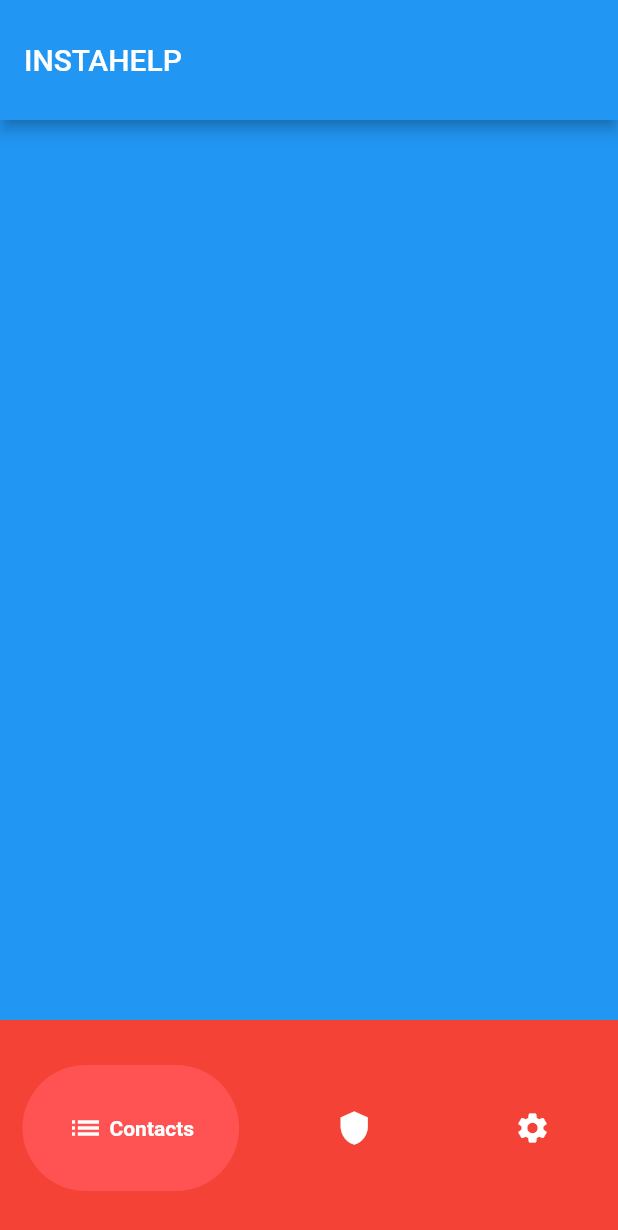
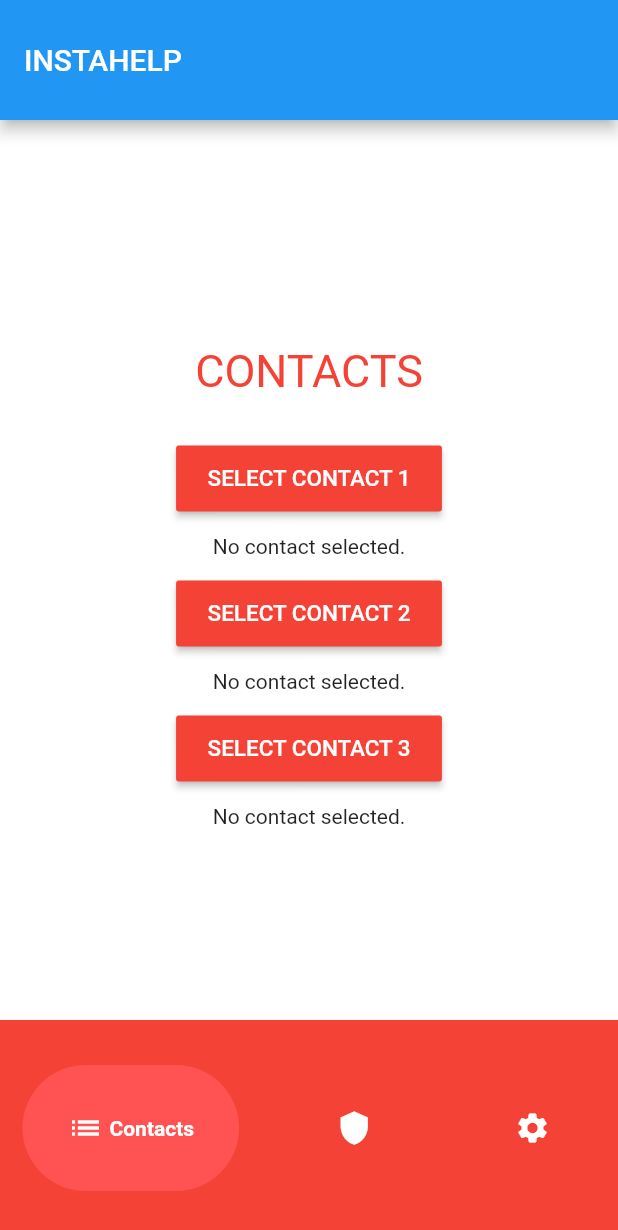
Before and after one commit to RobinSardja/InstaHelp, a Flutter app: the screen it shows after launch, on a phone screen of 412 x 824 dp. Shown: the top 1230 px of the screen. Run offline on Flutter 3.47's test engine with Material 2 defaults, Android fonts, the light colour scheme and no system bars; drawn by our look-alikes of google_nav_bar; our stand-ins replace flutter_native_contact_picker; missing offline and left inert: porcupine_flutter.

Commit message:
contacts frontend

```diff
--- a/lib/main.dart
+++ b/lib/main.dart
@@ -5,6 +5,7 @@ import 'dart:io';
 import 'package:porcupine_flutter/porcupine_error.dart';
 import 'package:porcupine_flutter/porcupine_manager.dart';
 import 'package:url_launcher/url_launcher.dart';
+import 'package:flutter_native_contact_picker/flutter_native_contact_picker.dart';
 
 void main() {
   runApp( const MaterialApp(home: MainApp() ) );
@@ -18,7 +19,12 @@ class MainApp extends StatefulWidget {
 }
 
 class _MainAppState extends State<MainApp> with TickerProviderStateMixin {
-
+  final FlutterContactPicker _contactPicker = new FlutterContactPicker();
+  Contact? _contact;
+  final FlutterContactPicker _contactPicker2 = new FlutterContactPicker();
+  Contact? _contact2;
+  final FlutterContactPicker _contactPicker3 = new FlutterContactPicker();
+  Contact? _contact3;
   // choose keyword based on current operating system
   final String platform = Platform.isAndroid ? "android" : "ios";
 
@@ -93,6 +99,7 @@ class _MainAppState extends State<MainApp> with TickerProviderStateMixin {
 
   // initialize wake word manager upon starting app
   @override void initState() {
+
     super.initState();
     createPorcupineManager();
     breathController = AnimationController(
@@ -141,7 +148,96 @@ class _MainAppState extends State<MainApp> with TickerProviderStateMixin {
               children: [
                 //CONTACTS
                 Container(
-                  color: Colors.blue,
+                color: Colors.white,
+                child:
+                Column(
+                  children: [
+                    Padding(
+                      padding: const EdgeInsets.fromLTRB(0, 150, 0, 0),
+                      child: Text(
+                        'CONTACTS',
+                        style: TextStyle(color: Colors.red,
+                          fontSize: 30,
+                        ),
+                      ),
+                    ),
+                    Padding(
+                      padding: const EdgeInsets.fromLTRB(0, 30, 0, 0),
+                      child: new Column(
+                        mainAxisSize: MainAxisSize.min,
+                        children:
+                        <Widget>[
+                          new MaterialButton(
+                            color: Colors.red,
+                            child: Padding(
+                              padding: const EdgeInsets.fromLTRB(5, 13, 5, 13),
+                              child: new Text("SELECT CONTACT 1",
+                                style: TextStyle(color: Colors.white,
+                                  fontSize: 15,
+                                ),),
+                            ),
+                            onPressed: () async {
+                              Contact? contact = await _contactPicker.selectContact();
+                              setState(() {
+                                _contact = contact;
+                              });
+                            },
+                          ),
+                          Padding(
+                            padding: const EdgeInsets.all(13.0),
+                            child: new Text(
+                              _contact == null ? 'No contact selected.' : _contact.toString(),
+                            ),
+                          ),
+                          new MaterialButton(
+                            color: Colors.red,
+                            child: Padding(
+                              padding: const EdgeInsets.fromLTRB(5, 13, 5, 13),
+                              child: new Text("SELECT CONTACT 2",
+                                style: TextStyle(color: Colors.white,
+                                  fontSize: 15,
+                                ),),
+                            ),
+                            onPressed: () async {
+                              Contact? contact = await _contactPicker2.selectContact();
+                              setState(() {
+                                _contact2 = contact;
+                              });
+                            },
+                          ),
+                          Padding(
+                            padding: const EdgeInsets.all(13.0),
+                            child: new Text(
+                              _contact2 == null ? 'No contact selected.' : _contact2.toString(),
+                            ),
+                          ),
+                          new MaterialButton(
+                            color: Colors.red,
+                            child: Padding(
+                              padding: const EdgeInsets.fromLTRB(5, 13, 5, 13),
+                              child: new Text("SELECT CONTACT 3",
+                                style: TextStyle(color: Colors.white,
+                                  fontSize: 15,
+                                ),),
+                            ),
+                            onPressed: () async {
+                              Contact? contact = await _contactPicker3.selectContact();
+                              setState(() {
+                                _contact3 = contact;
+                              });
+                            },
+                          ),
+                          Padding(
+                            padding: const EdgeInsets.all(13.0),
+                            child: new Text(
+                              _contact3 == null ? 'No contact selected.' : _contact3.toString(),
+                            ),
+                          ),
+                        ],
+                      ),
+                    ),
+                  ],
+                ),
                 ),
                 //CONTACTS
                 //MAIN SCREEN
@@ -262,7 +358,7 @@ class _MainAppState extends State<MainApp> with TickerProviderStateMixin {
                 //MAIN SCREEN
                 //SETTINGS
                 Container(
-                  color: Colors.green,
+                  color: Colors.black,
                 ),
                 //SETTINGS
               ]
--- a/pubspec.yaml
+++ b/pubspec.yaml
@@ -13,6 +13,7 @@ dependencies:
   url_launcher: ^6.1.14
   cupertino_icons: ^1.0.2
   google_nav_bar: ^5.0.6
+  flutter_native_contact_picker: ^0.0.4
 
 dev_dependencies:
   flutter_test:
```
Also changed, not shown: pubspec.lock.
